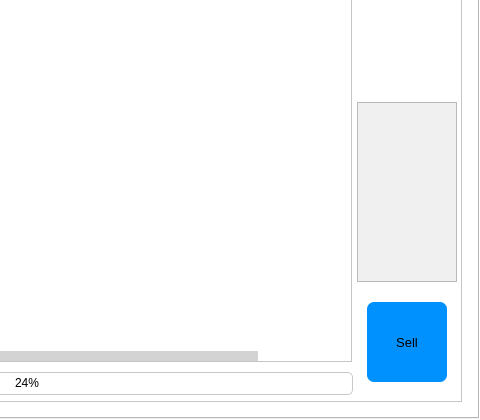
Before: the Qt Designer form src-client/mainwindow.ui in Onlyonehead/NMSL-Proj1, drawn with Qt 5; both pictures show x 520 to 1000 and y 280 to 700 of the 1000 by 700 pixel window.
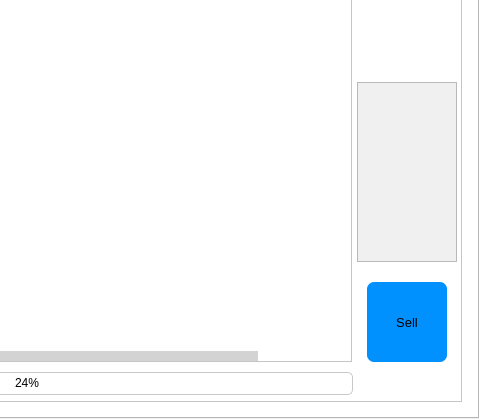
After: the same form once the commit is applied. The open tabs and pages were chosen to show the change. Icons and pictures are not drawn.

```diff
--- a/src-client/mainwindow.ui
+++ b/src-client/mainwindow.ui
@@ -1243,7 +1243,7 @@
        <property name="geometry">
         <rect>
          <x>685</x>
-         <y>430</y>
+         <y>410</y>
          <width>80</width>
          <height>80</height>
         </rect>
@@ -1323,7 +1323,7 @@
        <property name="geometry">
         <rect>
          <x>675</x>
-         <y>230</y>
+         <y>210</y>
          <width>100</width>
          <height>180</height>
         </rect>
```
Left out of the diff: 2 changed lines with no effect on the pictures.
